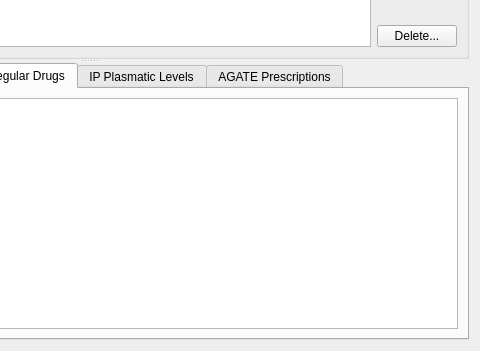
The window that surveyform.ui (johanneslochmann/datacollector) describes before a commit, drawn with Qt 5; both pictures show x 303 to 783 and y 333 to 684 of the 783 by 684 pixel window.
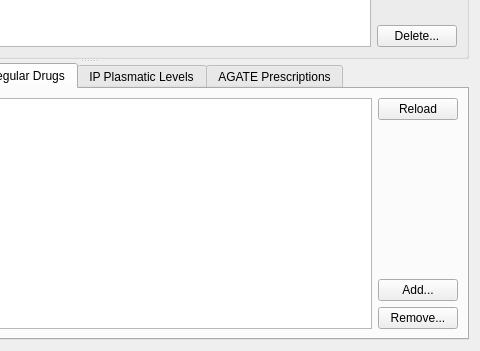
The same window after the commit. The open tabs and pages were chosen to show the change.

Commit message: can manage regular prescriptions for Interventi Precoci

What changed in the file:
```diff
--- a/surveyform.ui
+++ b/surveyform.ui
@@ -253,6 +253,44 @@
         <item>
          <widget class="QTableView" name="ipRegularView"/>
         </item>
+        <item>
+         <layout class="QVBoxLayout" name="verticalLayout_5">
+          <item>
+           <widget class="QPushButton" name="reloadIpRegularDrugs">
+            <property name="text">
+             <string>Reload</string>
+            </property>
+           </widget>
+          </item>
+          <item>
+           <spacer name="verticalSpacer_6">
+            <property name="orientation">
+             <enum>Qt::Vertical</enum>
+            </property>
+            <property name="sizeHint" stdset="0">
+             <size>
+              <width>20</width>
+              <height>40</height>
+             </size>
+            </property>
+           </spacer>
+          </item>
+          <item>
+           <widget class="QPushButton" name="addIpRegularDrug">
+            <property name="text">
+             <string>Add...</string>
+            </property>
+           </widget>
+          </item>
+          <item>
+           <widget class="QPushButton" name="removeIpRegularDrug">
+            <property name="text">
+             <string>Remove...</string>
+            </property>
+           </widget>
+          </item>
+         </layout>
+        </item>
        </layout>
       </widget>
       <widget class="QWidget" name="ipPlasmaticLevels">
```
Left out of the diff: 2 changed lines with no effect on the pictures. The commit also changes 9 other files.
